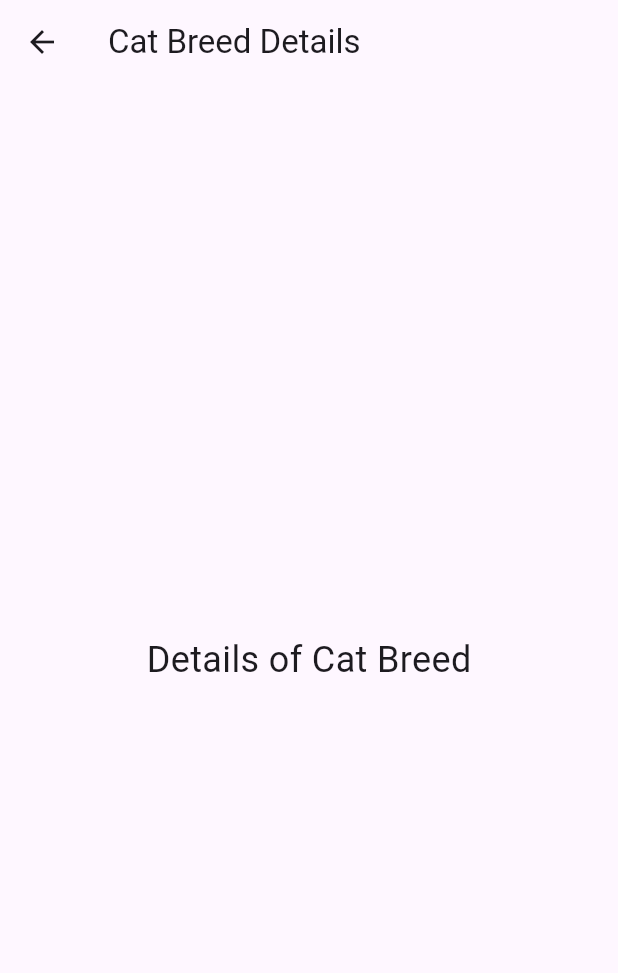
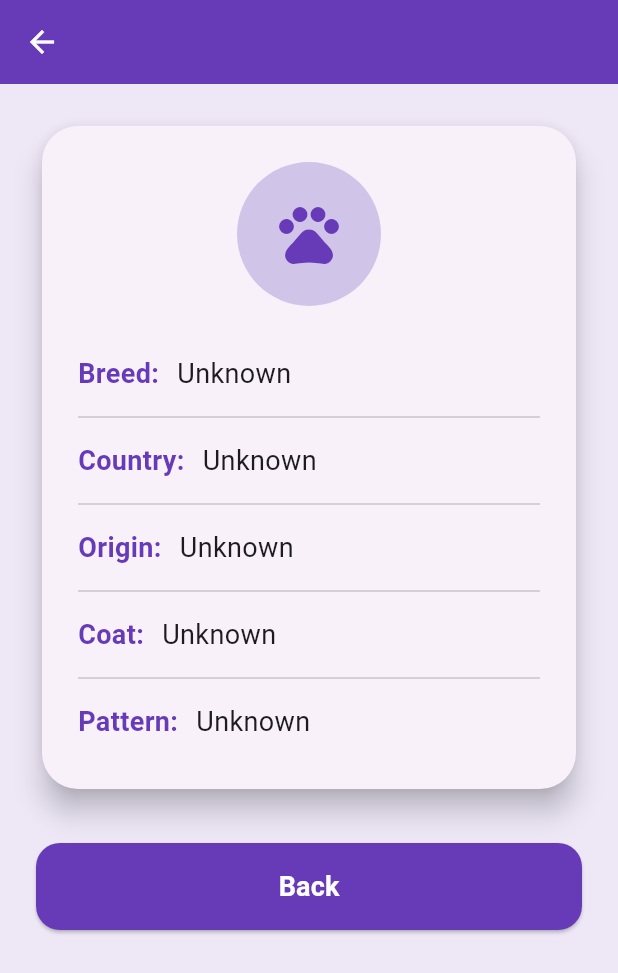
Before and after one commit to SeulGeek/cat_breeds_app, a Flutter app: the CatBreedDetailScreen screen opened directly with empty values, on a phone screen of 412 x 824 dp. Shown: the top 973 px of the screen. Run offline on Flutter 3.47's test engine with Material 3 defaults, Android fonts, the phone set to English and light mode, and no system bars; our stand-ins replace dio, flutter_riverpod, freezed_annotation, hooks_riverpod, retrofit, riverpod_annotation; generated files the repository leaves out were written again; network calls fail.

Commit message:
feat: Enhance Cat Breed Detail and Breeds Screen UI with improved layout and styling

```diff
--- a/lib/features/cat_breeds/pages/cat_breed_detail_screen.dart
+++ b/lib/features/cat_breeds/pages/cat_breed_detail_screen.dart
@@ -8,17 +8,136 @@ class CatBreedDetailScreen extends StatelessWidget {
   });
 
   final CatBreed catBreed;
+
   @override
   Widget build(BuildContext context) {
+    const unknown = 'Unknown';
+
     return Scaffold(
       appBar: AppBar(
-        title: const Text('Cat Breed Details'),
+        title: Text(
+          catBreed.breed,
+          style: const TextStyle(
+            fontWeight: FontWeight.bold,
+            color: Colors.white,
+          ),
+        ),
+        centerTitle: true,
+        backgroundColor: Colors.deepPurple,
+        leading: IconButton(
+          icon: const Icon(
+            Icons.arrow_back,
+            color: Colors.white,
+          ),
+          onPressed: () => Navigator.of(context).pop(),
+        ),
       ),
-      body: const Center(
-        child: Text(
-          'Details of Cat Breed',
-          style: TextStyle(fontSize: 24),
+      body: SingleChildScrollView(
+        child: Padding(
+          padding: const EdgeInsets.all(24.0),
+          child: Column(
+            children: [
+              Card(
+                elevation: 8,
+                shape: RoundedRectangleBorder(
+                    borderRadius: BorderRadius.circular(24)),
+                child: Padding(
+                  padding: const EdgeInsets.all(24.0),
+                  child: Column(
+                    crossAxisAlignment: CrossAxisAlignment.start,
+                    children: [
+                      Center(
+                        child: CircleAvatar(
+                          radius: 48,
+                          backgroundColor: Colors.deepPurple[100],
+                          child: const Icon(
+                            Icons.pets,
+                            size: 48,
+                            color: Colors.deepPurple,
+                          ),
+                        ),
+                      ),
+                      const SizedBox(height: 24),
+                      _catBreedDetails(
+                        'Breed',
+                        catBreed.breed.isNotEmpty ? catBreed.breed : unknown,
+                      ),
+                      const Divider(),
+                      _catBreedDetails(
+                        'Country',
+                        catBreed.country.isNotEmpty
+                            ? catBreed.country
+                            : unknown,
+                      ),
+                      const Divider(),
+                      _catBreedDetails(
+                        'Origin',
+                        catBreed.origin.isNotEmpty ? catBreed.origin : unknown,
+                      ),
+                      const Divider(),
+                      _catBreedDetails(
+                        'Coat',
+                        catBreed.coat.isNotEmpty ? catBreed.coat : unknown,
+                      ),
+                      const Divider(),
+                      _catBreedDetails(
+                        'Pattern',
+                        catBreed.pattern.isNotEmpty
+                            ? catBreed.pattern
+                            : unknown,
+                      ),
+                    ],
+                  ),
+                ),
+              ),
+              const SizedBox(height: 32),
+              SizedBox(
+                width: double.infinity,
+                child: ElevatedButton.icon(
+                  style: ElevatedButton.styleFrom(
+                    backgroundColor: Colors.deepPurple,
+                    foregroundColor: Colors.white,
+                    padding: const EdgeInsets.symmetric(vertical: 16),
+                    shape: RoundedRectangleBorder(
+                      borderRadius: BorderRadius.circular(16),
+                    ),
+                  ),
+                  label: const Text(
+                    'Back',
+                    style: TextStyle(fontSize: 18, fontWeight: FontWeight.bold),
+                  ),
+                  onPressed: () => Navigator.of(context).pop(),
+                ),
+              ),
+            ],
+          ),
         ),
+      ),
+      backgroundColor: Colors.deepPurple[50],
+    );
+  }
+
+  Widget _catBreedDetails(String title, String value) {
+    return Padding(
+      padding: const EdgeInsets.symmetric(vertical: 8.0),
+      child: Row(
+        children: [
+          Text(
+            '$title:',
+            style: const TextStyle(
+              fontWeight: FontWeight.bold,
+              fontSize: 18,
+              color: Colors.deepPurple,
+            ),
+          ),
+          const SizedBox(width: 12),
+          Expanded(
+            child: Text(
+              value,
+              style: const TextStyle(fontSize: 18),
+            ),
+          ),
+        ],
       ),
     );
   }
--- a/lib/features/cat_breeds/pages/cat_breeds_screen.dart
+++ b/lib/features/cat_breeds/pages/cat_breeds_screen.dart
@@ -8,28 +8,55 @@ class CatBreedsScreen extends HookConsumerWidget {
 
   @override
   Widget build(BuildContext context, WidgetRef ref) {
-    // NOTES: Pagination is not implemented in this example because of the requirement
     return ref.watch(catBreedsProvider(page: 1)).when(
       data: (catBreeds) {
         // TODO: Scaffold should be moved to the top level widget
         return Scaffold(
           appBar: AppBar(
-            title: const Text('Cat Breeds'),
+            title: const Text('Cat Breeds',
+                style: TextStyle(
+                    fontWeight: FontWeight.bold, color: Colors.white)),
+            centerTitle: true,
+            backgroundColor: Colors.deepPurple,
           ),
           body: ListView.builder(
             itemCount: 10,
             itemBuilder: (context, index) {
               final catBreed = catBreeds[index];
-              return ListTile(
-                title: Text(catBreed.breed),
+              return Padding(
+                padding:
+                    const EdgeInsets.symmetric(horizontal: 16, vertical: 8),
+                child: Card(
+                  elevation: 3,
+                  shape: RoundedRectangleBorder(
+                    borderRadius: BorderRadius.circular(16),
+                  ),
+                  child: ListTile(
+                    contentPadding: const EdgeInsets.all(16),
+                    leading: ClipRRect(
+                      borderRadius: BorderRadius.circular(12),
+                      child: const Icon(Icons.pets, size: 40),
+                    ),
+                    title: Text(
+                      catBreed.breed,
+                      style: const TextStyle(
+                        fontWeight: FontWeight.bold,
+                        fontSize: 18,
+                      ),
+                    ),
+                    trailing:
+                        const Icon(Icons.arrow_forward_ios_rounded, size: 18),
                     onTap: () {
                       Navigator.push(
                         context,
                         MaterialPageRoute(
-                      builder: (_) => CatBreedDetailScreen(catBreed: catBreed),
+                          builder: (_) =>
+                              CatBreedDetailScreen(catBreed: catBreed),
                         ),
                       );
                     },
+                  ),
+                ),
               );
             },
           ),
```
Lines whose indentation alone changed are shown as unchanged.
